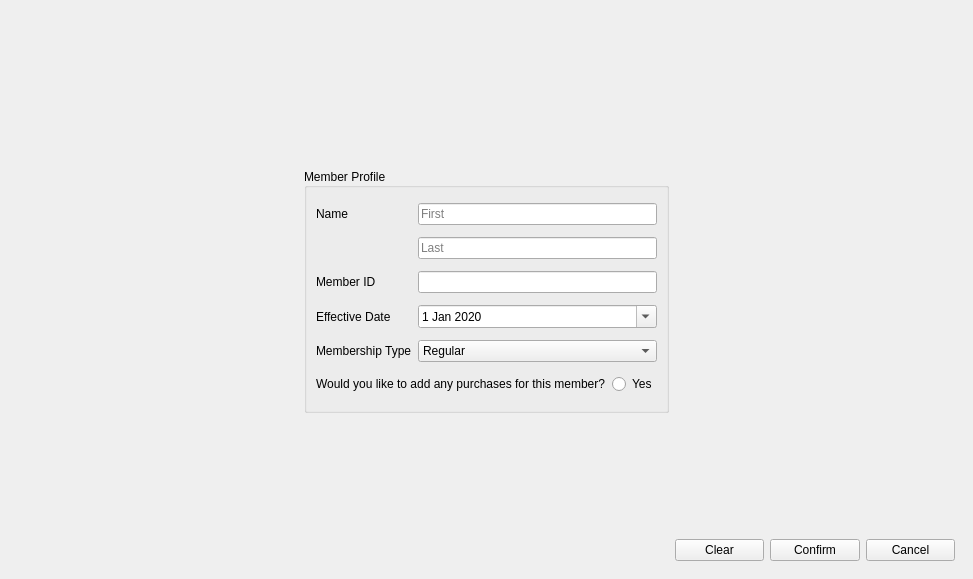
This is BulkClub/mainwindow.ui in josharaedwards/CS1C-Project-2 as Qt 5 draws it before an edit. The edited form follows.
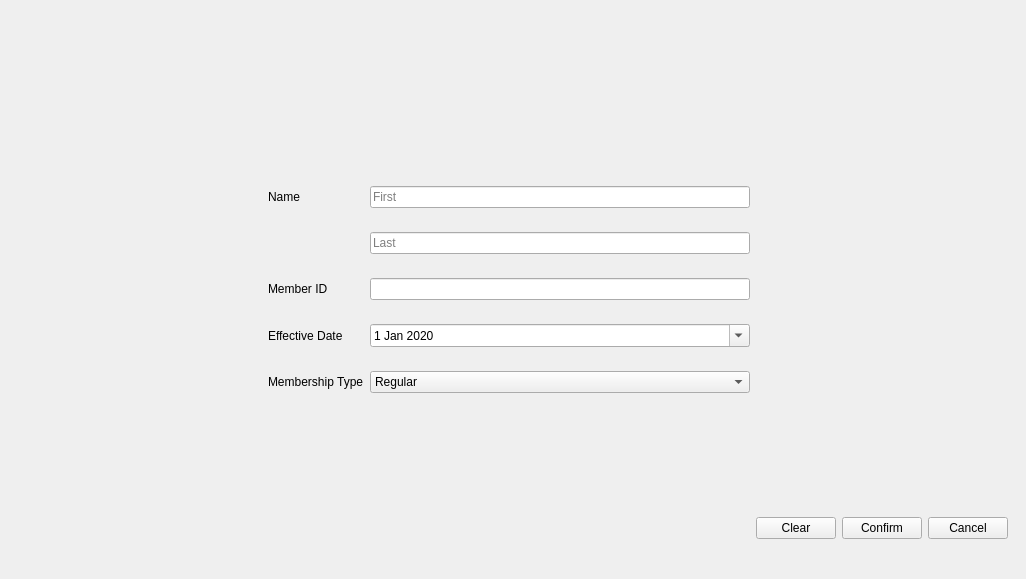
This is the edited form. The open tabs and pages were chosen to show the change.

Commit message:
Able to Delete Member with Filters
Fixed the ability to delete members while their are filters on the member table. Additionally, when deleting or viewing the customer profile of a new member, the current information populates the popups.

Diff of the .ui file:
```diff
--- a/BulkClub/mainwindow.ui
+++ b/BulkClub/mainwindow.ui
@@ -419,15 +419,71 @@
       </widget>
       <widget class="QWidget" name="addMemberPage">
        <layout class="QGridLayout" name="gridLayout_9">
-        <item row="5" column="6">
-         <widget class="QPushButton" name="confirmAddMemButton">
+        <item row="6" column="3" colspan="3">
+         <widget class="QComboBox" name="memberTypeComboBox">
+          <item>
+           <property name="text">
+            <string>Regular</string>
+           </property>
+          </item>
+          <item>
+           <property name="text">
+            <string>Executive</string>
+           </property>
+          </item>
+         </widget>
+        </item>
+        <item row="2" column="1">
+         <widget class="QLabel" name="label_4">
           <property name="text">
-           <string>Confirm</string>
+           <string>Name</string>
           </property>
          </widget>
         </item>
-        <item row="0" column="1">
-         <spacer name="verticalSpacer_5">
+        <item row="5" column="3" colspan="3">
+         <widget class="QDateEdit" name="startMemDateEdit">
+          <property name="maximumDate">
+           <date>
+            <year>2021</year>
+            <month>5</month>
+            <day>17</day>
+           </date>
+          </property>
+          <property name="minimumDate">
+           <date>
+            <year>2020</year>
+            <month>1</month>
+            <day>1</day>
+           </date>
+          </property>
+          <property name="calendarPopup">
+           <bool>true</bool>
+          </property>
+         </widget>
+        </item>
+        <item row="8" column="6">
+         <widget class="QPushButton" name="clearAddMemFormButton">
+          <property name="text">
+           <string>Clear</string>
+          </property>
+         </widget>
+        </item>
+        <item row="5" column="1">
+         <widget class="QLabel" name="label_10">
+          <property name="text">
+           <string>Effective Date</string>
+          </property>
+         </widget>
+        </item>
+        <item row="6" column="1">
+         <widget class="QLabel" name="label_6">
+          <property name="text">
+           <string>Membership Type</string>
+          </property>
+         </widget>
+        </item>
+        <item row="7" column="3">
+         <spacer name="verticalSpacer_6">
           <property name="orientation">
            <enum>Qt::Vertical</enum>
           </property>
@@ -437,36 +493,66 @@
           <property name="sizeHint" stdset="0">
            <size>
             <width>20</width>
-            <height>150</height>
+            <height>100</height>
            </size>
           </property>
          </spacer>
         </item>
-        <item row="1" column="0">
-         <spacer name="horizontalSpacer_10">
-          <property name="orientation">
-           <enum>Qt::Horizontal</enum>
+        <item row="4" column="3" colspan="3">
+         <widget class="QLineEdit" name="memberIDLineEdit">
+          <property name="inputMask">
+           <string>99999</string>
           </property>
-          <property name="sizeType">
-           <enum>QSizePolicy::Fixed</enum>
+          <property name="clearButtonEnabled">
+           <bool>true</bool>
           </property>
-          <property name="sizeHint" stdset="0">
-           <size>
-            <width>280</width>
-            <height>20</height>
-           </size>
-          </property>
-         </spacer>
+         </widget>
         </item>
-        <item row="5" column="7">
+        <item row="8" column="8">
          <widget class="QPushButton" name="cancelAddMemButton">
           <property name="text">
            <string>Cancel</string>
           </property>
          </widget>
         </item>
+        <item row="2" column="3" colspan="3">
+         <widget class="QLineEdit" name="firstNameLineEdit">
+          <property name="text">
+           <string/>
+          </property>
+          <property name="placeholderText">
+           <string>First</string>
+          </property>
+          <property name="cursorMoveStyle">
+           <enum>Qt::VisualMoveStyle</enum>
+          </property>
+          <property name="clearButtonEnabled">
+           <bool>true</bool>
+          </property>
+         </widget>
+        </item>
+        <item row="3" column="3" colspan="3">
+         <widget class="QLineEdit" name="lastNameLineEdit">
+          <property name="text">
+           <string/>
+          </property>
+          <property name="placeholderText">
+           <string>Last</string>
+          </property>
+          <property name="clearButtonEnabled">
+           <bool>true</bool>
+          </property>
+         </widget>
+        </item>
         <item row="4" column="1">
-         <spacer name="verticalSpacer_6">
+         <widget class="QLabel" name="label_7">
+          <property name="text">
+           <string>Member ID</string>
+          </property>
+         </widget>
+        </item>
+        <item row="1" column="3">
+         <spacer name="verticalSpacer_5">
           <property name="orientation">
            <enum>Qt::Vertical</enum>
           </property>
@@ -476,173 +562,65 @@
           <property name="sizeHint" stdset="0">
            <size>
             <width>20</width>
-            <height>120</height>
+            <height>150</height>
            </size>
           </property>
          </spacer>
         </item>
-        <item row="5" column="0" colspan="2">
+        <item row="8" column="7">
+         <widget class="QPushButton" name="confirmAddMemButton">
+          <property name="text">
+           <string>Confirm</string>
+          </property>
+         </widget>
+        </item>
+        <item row="4" column="0">
          <spacer name="horizontalSpacer_9">
           <property name="orientation">
            <enum>Qt::Horizontal</enum>
           </property>
+          <property name="sizeType">
+           <enum>QSizePolicy::Fixed</enum>
+          </property>
           <property name="sizeHint" stdset="0">
            <size>
-            <width>40</width>
+            <width>250</width>
             <height>20</height>
            </size>
           </property>
          </spacer>
         </item>
-        <item row="5" column="4">
-         <widget class="QPushButton" name="clearAddMemFormButton">
-          <property name="text">
-           <string>Clear</string>
+        <item row="8" column="3" colspan="3">
+         <spacer name="horizontalSpacer_10">
+          <property name="orientation">
+           <enum>Qt::Horizontal</enum>
           </property>
-         </widget>
-        </item>
-        <item row="1" column="1">
-         <widget class="QGroupBox" name="groupBox_2">
-          <property name="font">
-           <font>
-            <family>MS Shell Dlg 2</family>
-            <pointsize>9</pointsize>
-           </font>
+          <property name="sizeType">
+           <enum>QSizePolicy::Fixed</enum>
           </property>
-          <property name="focusPolicy">
-           <enum>Qt::NoFocus</enum>
+          <property name="sizeHint" stdset="0">
+           <size>
+            <width>380</width>
+            <height>20</height>
+           </size>
           </property>
-          <property name="title">
-           <string>Member Profile</string>
+         </spacer>
+        </item>
+        <item row="4" column="6" colspan="3">
+         <spacer name="horizontalSpacer_11">
+          <property name="orientation">
+           <enum>Qt::Horizontal</enum>
           </property>
-          <property name="alignment">
-           <set>Qt::AlignLeading|Qt::AlignLeft|Qt::AlignVCenter</set>
+          <property name="sizeType">
+           <enum>QSizePolicy::Fixed</enum>
           </property>
-          <property name="flat">
-           <bool>false</bool>
+          <property name="sizeHint" stdset="0">
+           <size>
+            <width>200</width>
+            <height>20</height>
+           </size>
           </property>
-          <property name="checkable">
-           <bool>false</bool>
-          </property>
-          <layout class="QGridLayout" name="gridLayout_11">
-           <item row="6" column="0">
-            <widget class="QLabel" name="label_10">
-             <property name="text">
-              <string>Effective Date</string>
-             </property>
-            </widget>
-           </item>
-           <item row="6" column="1" colspan="4">
-            <widget class="QDateEdit" name="startMemDateEdit">
-             <property name="maximumDate">
-              <date>
-               <year>2021</year>
-               <month>5</month>
-               <day>17</day>
-              </date>
-             </property>
-             <property name="minimumDate">
-              <date>
-               <year>2020</year>
-               <month>1</month>
-               <day>1</day>
-              </date>
-             </property>
-             <property name="calendarPopup">
-              <bool>true</bool>
-             </property>
-            </widget>
-           </item>
-           <item row="5" column="1" colspan="4">
-            <widget class="QLineEdit" name="memberIDLineEdit">
-             <property name="inputMask">
-              <string>99999</string>
-             </property>
-             <property name="clearButtonEnabled">
-              <bool>true</bool>
-             </property>
-            </widget>
-           </item>
-           <item row="7" column="1" colspan="4">
-            <widget class="QComboBox" name="memberTypeComboBox">
-             <item>
-              <property name="text">
-               <string>Regular</string>
-              </property>
-             </item>
-             <item>
-              <property name="text">
-               <string>Executive</string>
-              </property>
-             </item>
-            </widget>
-           </item>
-           <item row="7" column="0">
-            <widget class="QLabel" name="label_6">
-             <property name="text">
-              <string>Membership Type</string>
-             </property>
-            </widget>
-           </item>
-           <item row="5" column="0">
-            <widget class="QLabel" name="label_7">
-             <property name="text">
-              <string>Member ID</string>
-             </property>
-            </widget>
-           </item>
-           <item row="8" column="4">
-            <widget class="QRadioButton" name="addSaleRadioButton">
-             <property name="text">
-              <string>Yes</string>
-             </property>
-            </widget>
-           </item>
-           <item row="8" column="0" colspan="4">
-            <widget class="QLabel" name="label_9">
-             <property name="text">
-              <string>Would you like to add any purchases for this member?</string>
-             </property>
-            </widget>
-           </item>
-           <item row="0" column="1" colspan="4">
-            <widget class="QLineEdit" name="firstNameLineEdit">
-             <property name="text">
-              <string/>
-             </property>
-             <property name="placeholderText">
-              <string>First</string>
-             </property>
-             <property name="cursorMoveStyle">
-              <enum>Qt::VisualMoveStyle</enum>
-             </property>
-             <property name="clearButtonEnabled">
-              <bool>true</bool>
-             </property>
-            </widget>
-           </item>
-           <item row="1" column="1" colspan="4">
-            <widget class="QLineEdit" name="lastNameLineEdit">
-             <property name="text">
-              <string/>
-             </property>
-             <property name="placeholderText">
-              <string>Last</string>
-             </property>
-             <property name="clearButtonEnabled">
-              <bool>true</bool>
-             </property>
-            </widget>
-           </item>
-           <item row="0" column="0">
-            <widget class="QLabel" name="label_4">
-             <property name="text">
-              <string>Name</string>
-             </property>
-            </widget>
-           </item>
-          </layout>
-         </widget>
+         </spacer>
         </item>
        </layout>
       </widget>
```
Left out of the diff: 11 changed lines with no effect on the pictures. The commit also changes 3 other files.
